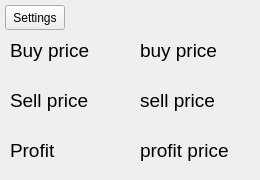
This is eve_profit_helper_mainWindow.ui in Cornholius/eve_profit_helper as Qt 5 draws it before an edit. The edited form follows.
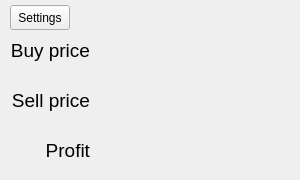
This is the edited form.

What changed in the file:
```diff
--- a/eve_profit_helper_mainWindow.ui
+++ b/eve_profit_helper_mainWindow.ui
@@ -9,7 +9,7 @@
    <rect>
     <x>0</x>
     <y>0</y>
-    <width>260</width>
+    <width>300</width>
     <height>180</height>
    </rect>
   </property>
@@ -21,13 +21,13 @@
   </property>
   <property name="minimumSize">
    <size>
-    <width>260</width>
+    <width>300</width>
     <height>180</height>
    </size>
   </property>
   <property name="maximumSize">
    <size>
-    <width>260</width>
+    <width>300</width>
     <height>180</height>
    </size>
   </property>
@@ -44,6 +44,18 @@
    <string notr="true"/>
   </property>
   <widget class="QWidget" name="mainWindow">
+   <property name="minimumSize">
+    <size>
+     <width>300</width>
+     <height>180</height>
+    </size>
+   </property>
+   <property name="maximumSize">
+    <size>
+     <width>300</width>
+     <height>180</height>
+    </size>
+   </property>
    <property name="styleSheet">
     <string notr="true">background color: #16161a</string>
    </property>
@@ -65,6 +77,9 @@
     <property name="text">
      <string>Sell price</string>
     </property>
+    <property name="alignment">
+     <set>Qt::AlignRight|Qt::AlignTrailing|Qt::AlignVCenter</set>
+    </property>
    </widget>
    <widget class="QLabel" name="buy_price_name">
     <property name="geometry">
@@ -84,6 +99,9 @@
     <property name="text">
      <string>Buy price</string>
     </property>
+    <property name="alignment">
+     <set>Qt::AlignRight|Qt::AlignTrailing|Qt::AlignVCenter</set>
+    </property>
    </widget>
    <widget class="QLabel" name="profit_name">
     <property name="geometry">
@@ -103,13 +121,16 @@
     <property name="text">
      <string>Profit</string>
     </property>
+    <property name="alignment">
+     <set>Qt::AlignRight|Qt::AlignTrailing|Qt::AlignVCenter</set>
+    </property>
    </widget>
    <widget class="QLabel" name="sell_price_value">
     <property name="geometry">
      <rect>
       <x>140</x>
       <y>80</y>
-      <width>120</width>
+      <width>150</width>
       <height>40</height>
      </rect>
     </property>
@@ -120,7 +141,7 @@
      </font>
     </property>
     <property name="text">
-     <string>sell price</string>
+     <string/>
     </property>
    </widget>
    <widget class="QLabel" name="buy_price_value">
@@ -128,7 +149,7 @@
      <rect>
       <x>140</x>
       <y>30</y>
-      <width>120</width>
+      <width>150</width>
       <height>40</height>
      </rect>
     </property>
@@ -139,7 +160,7 @@
      </font>
     </property>
     <property name="text">
-     <string>buy price</string>
+     <string/>
     </property>
    </widget>
    <widget class="QLabel" name="profit_value">
@@ -147,7 +168,7 @@
      <rect>
       <x>140</x>
       <y>130</y>
-      <width>120</width>
+      <width>150</width>
       <height>40</height>
      </rect>
     </property>
@@ -158,13 +179,13 @@
      </font>
     </property>
     <property name="text">
-     <string>profit price</string>
+     <string/>
     </property>
    </widget>
    <widget class="QPushButton" name="settings_btn">
     <property name="geometry">
      <rect>
-      <x>5</x>
+      <x>10</x>
       <y>5</y>
       <width>60</width>
       <height>25</height>
@@ -174,6 +195,33 @@
      <string>Settings</string>
     </property>
    </widget>
+   <widget class="QLabel" name="on_error">
+    <property name="geometry">
+     <rect>
+      <x>85</x>
+      <y>5</y>
+      <width>200</width>
+      <height>25</height>
+     </rect>
+    </property>
+    <property name="font">
+     <font>
+      <family>Arial</family>
+      <pointsize>10</pointsize>
+      <weight>75</weight>
+      <bold>true</bold>
+     </font>
+    </property>
+    <property name="styleSheet">
+     <string notr="true">color: red</string>
+    </property>
+    <property name="text">
+     <string/>
+    </property>
+    <property name="alignment">
+     <set>Qt::AlignCenter</set>
+    </property>
+   </widget>
   </widget>
  </widget>
  <resources/>
```
